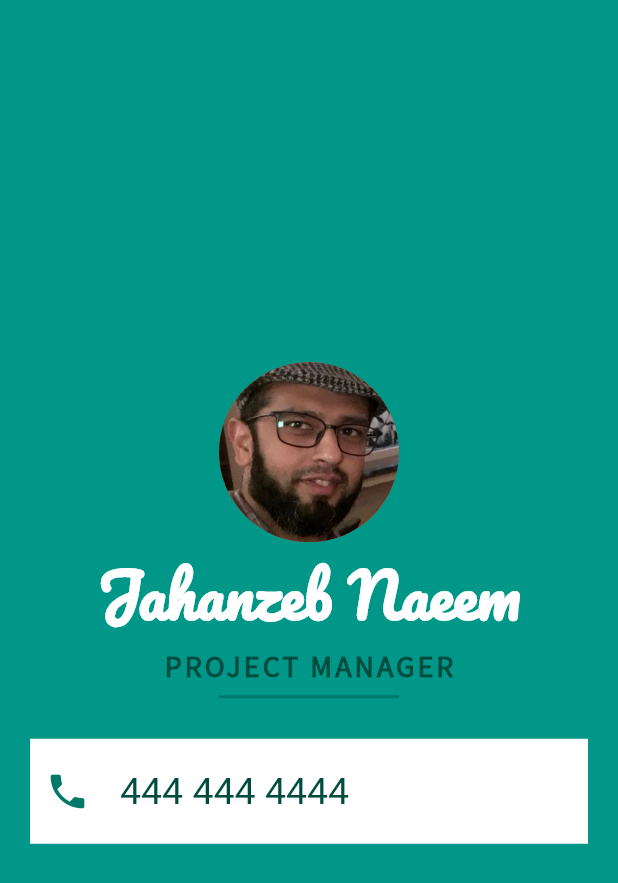
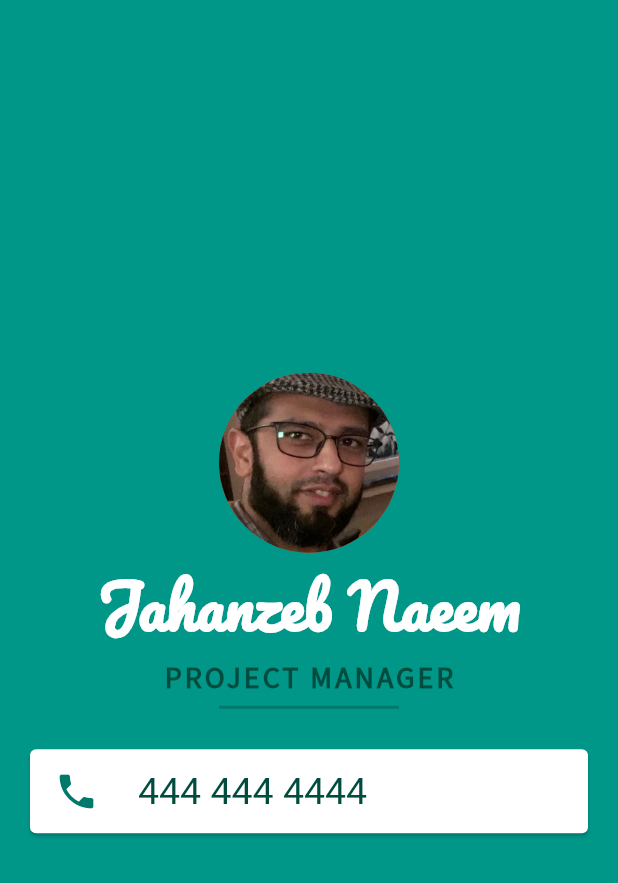
Before and after one commit to jahanzebnaeem/nexskillflutterdevbatch7, a Flutter app: the screen it shows after launch, on a phone screen of 412 x 824 dp. Shown: the top 883 px of the screen. Run offline on Flutter 3.47's test engine with Material 2 defaults, Android fonts, the phone set to English and light mode, and no system bars.

Commit message:
Lecture 5
Part 1 - Refinement of the app

```diff
--- a/mi_card_app/lib/main.dart
+++ b/mi_card_app/lib/main.dart
@@ -47,31 +47,22 @@ class MyApp extends StatelessWidget {
                   color: Colors.teal.shade700,
                 ),
               ),
-              Container(
+              Card(
                 color: Colors.white,
                 margin: EdgeInsets.all(20.0),
-                padding: EdgeInsets.symmetric(
-                  vertical: 20.0,
-                  horizontal: 10.0,
-                ),
-                child: Row(
-                  children: [
-                    Icon(
+                child: ListTile(
+                  leading: Icon(
                     Icons.phone,
                     size: 30.0,
                     color: Colors.teal[700],
                   ),
-                    SizedBox(
-                      width: 20.0,
-                    ),
-                    Text(
+                  title: Text(
                     '444 444 4444',
                     style: TextStyle(
                       fontSize: 25.0,
                       color: Colors.teal.shade900,
                     ),
                   ),
-                  ],
                 ),
               ),
             ],
```
Lines whose indentation alone changed are shown as unchanged.
